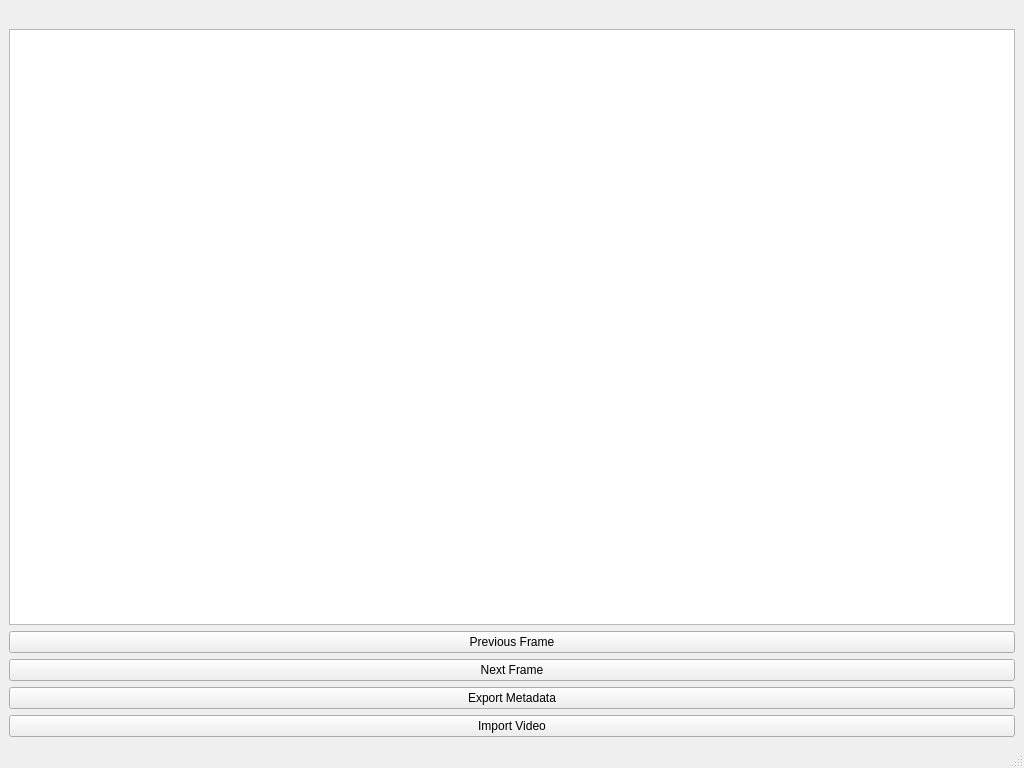
Above: ui/main_window.ui from marlefranco/VidView before the change. Below: the same form after it.
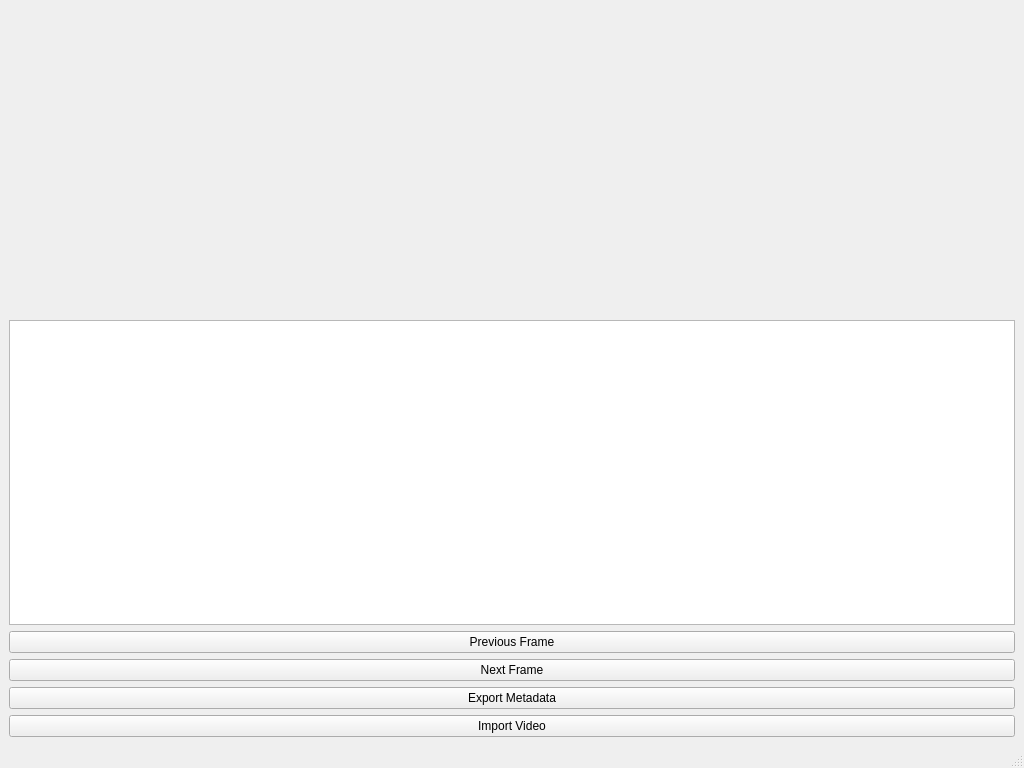
That is the form after the change.

Commit message: Adjust layout for video and plot

The edit to the form file:
```diff
--- a/ui/main_window.ui
+++ b/ui/main_window.ui
@@ -8,8 +8,29 @@
    <layout class="QVBoxLayout" name="verticalLayout">
     <item>
      <layout class="QHBoxLayout" name="videoPlotLayout">
-      <item><widget class="QLabel" name="videoLabel"/></item>
-      <item><widget class="QWidget" name="plotWidget" native="true"/></item>
+      <item>
+       <widget class="QLabel" name="videoLabel">
+        <property name="sizePolicy">
+         <sizepolicy hsizetype="Expanding" vsizetype="Expanding">
+          <horstretch>1</horstretch>
+          <verstretch>0</verstretch>
+         </sizepolicy>
+        </property>
+        <property name="alignment">
+         <set>Qt::AlignCenter</set>
+        </property>
+       </widget>
+      </item>
+      <item>
+       <widget class="QWidget" name="plotWidget" native="true">
+        <property name="sizePolicy">
+         <sizepolicy hsizetype="Expanding" vsizetype="Expanding">
+          <horstretch>1</horstretch>
+          <verstretch>0</verstretch>
+         </sizepolicy>
+        </property>
+       </widget>
+      </item>
      </layout>
     </item>
     <item><widget class="QTableWidget" name="metadataTable"/></item>
```
The commit also changes 2 other files.
